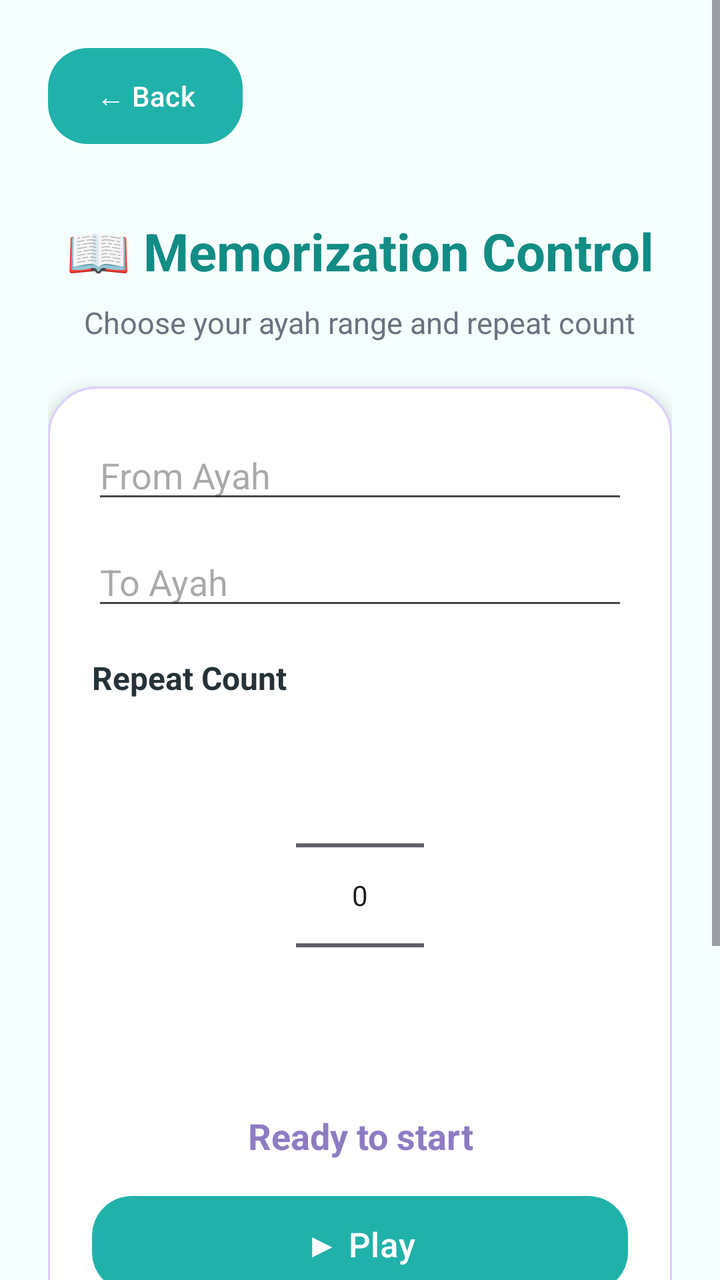
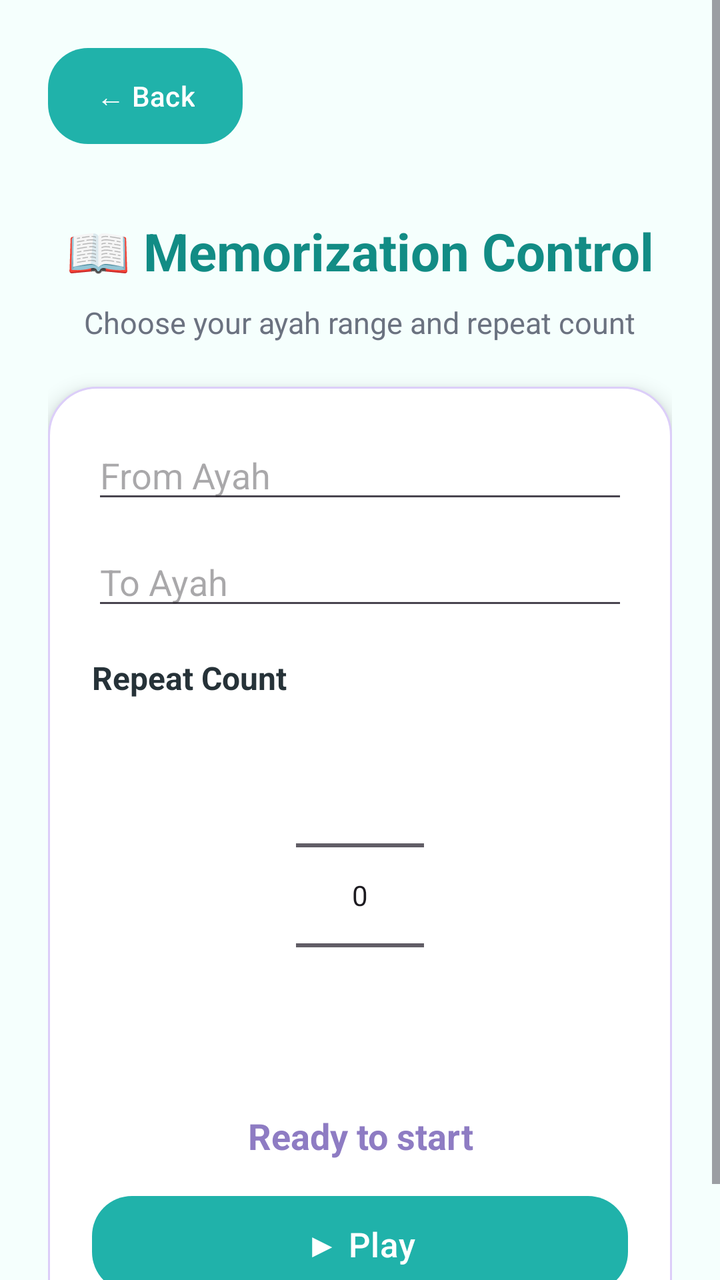

The first picture is an Android layout as it rendered before a commit; the second is the same layout after the commit. The layout source and the unified diff follow.
<!-- AndroidManifest.xml: application theme Theme.Qiraati -->
<!-- res/layout/activity_second.xml -->
<?xml version="1.0" encoding="utf-8"?>
<ScrollView xmlns:android="http://schemas.android.com/apk/res/android"
    android:layout_width="match_parent"
    android:layout_height="match_parent"
    android:background="@color/background_light">

    <LinearLayout
        android:layout_width="match_parent"
        android:layout_height="wrap_content"
        android:orientation="vertical"
        android:padding="24dp"
        android:gravity="center_horizontal">

        
        <Button
            android:id="@+id/btnBack"
            android:layout_width="wrap_content"
            android:layout_height="wrap_content"
            android:text="← Back"
            android:textAllCaps="false"
            android:textColor="@color/text_light"
            android:background="@drawable/rounded_button"
            android:layout_gravity="start"
            android:layout_marginBottom="18dp"/>

        
        <TextView
            android:id="@+id/tvSecondTitle"
            android:layout_width="wrap_content"
            android:layout_height="wrap_content"
            android:text="📖 Memorization Control"
            android:textColor="@color/teal_dark"
            android:textSize="26sp"
            android:textStyle="bold"
            android:layout_marginTop="18dp"
            android:layout_marginBottom="8dp"/>

        
        <TextView
            android:id="@+id/tvSecondSubtitle"
            android:layout_width="wrap_content"
            android:layout_height="wrap_content"
            android:text="Choose your ayah range and repeat count"
            android:textColor="@color/text_gray"
            android:textSize="15sp"
            android:gravity="center"
            android:layout_marginBottom="22dp"/>

        
        <LinearLayout
            android:layout_width="match_parent"
            android:layout_height="wrap_content"
            android:orientation="vertical"
            android:background="@drawable/card_background"
            android:elevation="6dp"
            android:padding="22dp">

            
            <EditText
                android:id="@+id/etFromAyah"
                android:layout_width="match_parent"
                android:layout_height="wrap_content"
                android:hint="From Ayah"
                android:inputType="number"
                android:layout_marginBottom="12dp"/>

            
            <EditText
                android:id="@+id/etToAyah"
                android:layout_width="match_parent"
                android:layout_height="wrap_content"
                android:hint="To Ayah"
                android:inputType="number"
                android:layout_marginBottom="18dp"/>

            
            <TextView
                android:id="@+id/tvRepeatLabel"
                android:layout_width="wrap_content"
                android:layout_height="wrap_content"
                android:text="Repeat Count"
                android:textColor="@color/text_dark"
                android:textStyle="bold"
                android:textSize="16sp"
                android:layout_marginBottom="8dp"/>

            
            <NumberPicker
                android:id="@+id/npRepeat"
                android:layout_width="wrap_content"
                android:layout_height="wrap_content"
                android:layout_gravity="center_horizontal"/>

            
            <TextView
                android:id="@+id/tvStatus"
                android:layout_width="match_parent"
                android:layout_height="wrap_content"
                android:text="Ready to start"
                android:textColor="@color/purple_main"
                android:textSize="18sp"
                android:textStyle="bold"
                android:gravity="center"
                android:layout_marginTop="18dp"
                android:layout_marginBottom="18dp"/>

            
            <Button
                android:id="@+id/btnPlay"
                android:layout_width="match_parent"
                android:layout_height="wrap_content"
                android:text="▶ Play"
                android:textAllCaps="false"
                android:textSize="17sp"
                android:textColor="@color/text_light"
                android:background="@drawable/rounded_button"
                android:layout_marginBottom="10dp"/>

            
            <Button
                android:id="@+id/btnPause"
                android:layout_width="match_parent"
                android:layout_height="wrap_content"
                android:text="⏸ Pause"
                android:textAllCaps="false"
                android:textSize="17sp"
                android:textColor="@color/text_light"
                android:background="@drawable/rounded_button"
                android:layout_marginBottom="10dp"/>

            
            <Button
                android:id="@+id/btnNext"
                android:layout_width="match_parent"
                android:layout_height="wrap_content"
                android:text="➡ Next"
                android:textAllCaps="false"
                android:textSize="17sp"
                android:textColor="@color/text_light"
                android:background="@drawable/rounded_button"
                android:layout_marginBottom="10dp"/>

            
            <Button
                android:id="@+id/btnPrev"
                android:layout_width="match_parent"
                android:layout_height="wrap_content"
                android:text="⬅ Previous"
                android:textAllCaps="false"
                android:textSize="17sp"
                android:textColor="@color/text_light"
                android:background="@drawable/rounded_button"/>

        </LinearLayout>

    </LinearLayout>

</ScrollView>
<!-- resources referenced by this layout -->
<resources>
  <color name="background_light">#F5FFFD</color>
  <color name="purple_main">#8E7CC3</color>
  <color name="teal_dark">#128C85</color>
  <color name="text_dark">#263238</color>
  <color name="text_gray">#6B7280</color>
  <color name="text_light">#FFFFFF</color>
  <!-- drawable card_background (drawable) -->
  <?xml version="1.0" encoding="utf-8"?>
  <shape xmlns:android="http://schemas.android.com/apk/res/android">
  
      <solid android:color="@color/card_light"/>
  
      <corners android:radius="24dp"/>
  
      <stroke
          android:width="1dp"
          android:color="@color/purple_light"/>
  
      <padding
          android:left="18dp"
          android:top="18dp"
          android:right="18dp"
          android:bottom="18dp"/>
  
  </shape>
  <!-- drawable rounded_button (drawable) -->
  <?xml version="1.0" encoding="utf-8"?>
  <shape xmlns:android="http://schemas.android.com/apk/res/android">
  
      <solid android:color="@color/teal_main"/>
  
      <corners android:radius="20dp"/>
  
      <padding
          android:left="12dp"
          android:top="12dp"
          android:right="12dp"
          android:bottom="12dp"/>
  
  </shape>
  <style name="Theme.Qiraati" parent="Theme.Material3.DayNight.NoActionBar">
  
          <item name="colorPrimary">@color/teal_main</item>
          <item name="colorSecondary">@color/purple_main</item>
  
          <item name="android:statusBarColor">@color/teal_dark</item>
  
          <item name="android:windowBackground">@color/background_light</item>
  
      </style>
  <color name="card_light">#FFFFFF</color>
  <color name="purple_light">#DCCEF9</color>
  <color name="teal_main">#20B2AA</color>
</resources>

<!-- the commit's change to res/layout/activity_second.xml (unified diff, before → after) -->
@@ -4,6 +4,7 @@
     android:layout_height="match_parent"
     android:background="@color/background_light">
 
+    
     <LinearLayout
         android:layout_width="match_parent"
         android:layout_height="wrap_content"
@@ -113,42 +114,6 @@
                 android:textAllCaps="false"
                 android:textSize="17sp"
                 android:textColor="@color/text_light"
-                android:background="@drawable/rounded_button"
-                android:layout_marginBottom="10dp"/>
-
-            
-            <Button
-                android:id="@+id/btnPause"
-                android:layout_width="match_parent"
-                android:layout_height="wrap_content"
-                android:text="⏸ Pause"
-                android:textAllCaps="false"
-                android:textSize="17sp"
-                android:textColor="@color/text_light"
-                android:background="@drawable/rounded_button"
-                android:layout_marginBottom="10dp"/>
-
-            
-            <Button
-                android:id="@+id/btnNext"
-                android:layout_width="match_parent"
-                android:layout_height="wrap_content"
-                android:text="➡ Next"
-                android:textAllCaps="false"
-                android:textSize="17sp"
-                android:textColor="@color/text_light"
-                android:background="@drawable/rounded_button"
-                android:layout_marginBottom="10dp"/>
-
-            
-            <Button
-                android:id="@+id/btnPrev"
-                android:layout_width="match_parent"
-                android:layout_height="wrap_content"
-                android:text="⬅ Previous"
-                android:textAllCaps="false"
-                android:textSize="17sp"
-                android:textColor="@color/text_light"
                 android:background="@drawable/rounded_button"/>
 
         </LinearLayout>
